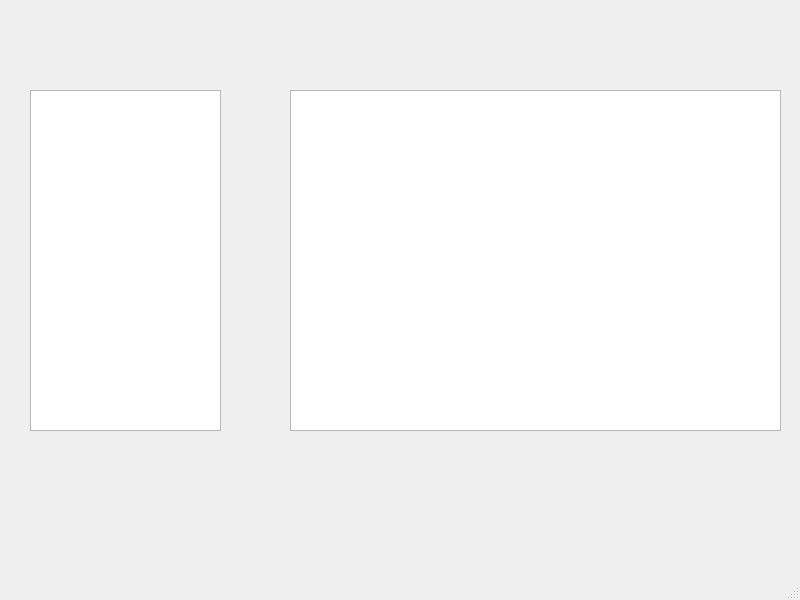
The window that UI.ui (p458732/3DCV_final_project_GUI) describes before a commit, drawn with Qt 5.
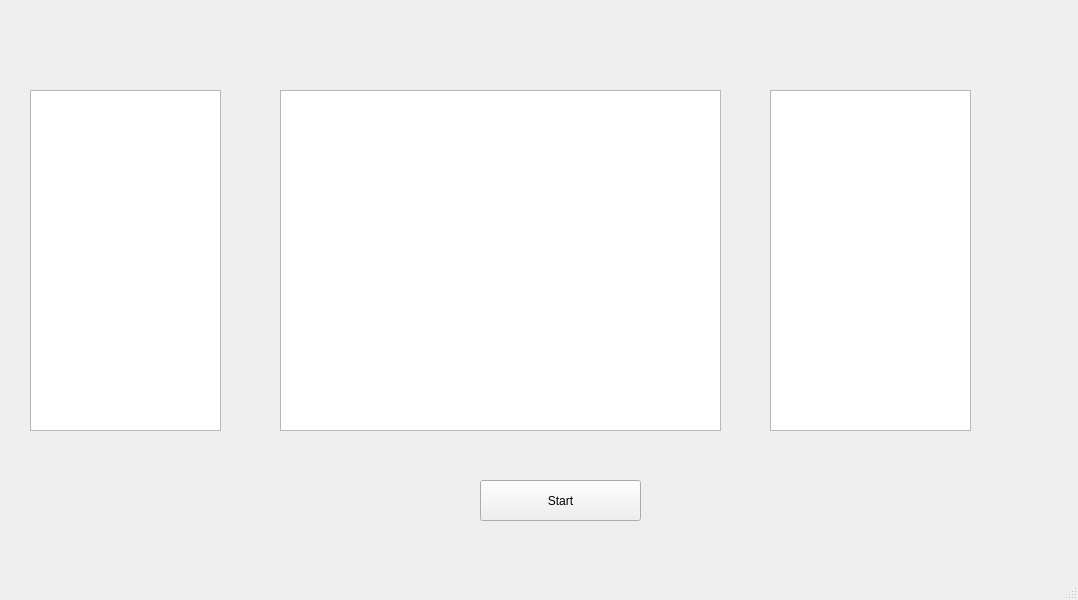
The same window after the commit.

Commit message: feat: imageSelecter done

The edit to the form file:
```diff
--- a/UI.ui
+++ b/UI.ui
@@ -6,7 +6,7 @@
    <rect>
     <x>0</x>
     <y>0</y>
-    <width>800</width>
+    <width>1078</width>
     <height>600</height>
    </rect>
   </property>
@@ -24,16 +24,65 @@
      </rect>
     </property>
    </widget>
-   <widget class="QListWidget" name="imageDisplay">
+   <widget class="QTableWidget" name="tableWidget">
+    <property name="geometry">
+     <rect>
+      <x>280</x>
+      <y>90</y>
+      <width>441</width>
+      <height>341</height>
+     </rect>
+    </property>
+   </widget>
+   <widget class="QLabel" name="label">
     <property name="geometry">
      <rect>
       <x>290</x>
+      <y>440</y>
+      <width>421</width>
+      <height>21</height>
+     </rect>
+    </property>
+    <property name="text">
+     <string/>
+    </property>
+   </widget>
+   <widget class="QTableWidget" name="tableWidget_2">
+    <property name="geometry">
+     <rect>
+      <x>770</x>
       <y>90</y>
-      <width>491</width>
+      <width>201</width>
       <height>341</height>
      </rect>
     </property>
    </widget>
+   <widget class="QLabel" name="label_2">
+    <property name="geometry">
+     <rect>
+      <x>790</x>
+      <y>440</y>
+      <width>171</width>
+      <height>21</height>
+     </rect>
+    </property>
+    <property name="text">
+     <string/>
+    </property>
+   </widget>
+   <widget class="QPushButton" name="pushButton">
+    <property name="geometry">
+     <rect>
+      <x>480</x>
+      <y>480</y>
+      <width>161</width>
+      <height>41</height>
+     </rect>
+    </property>
+    <property name="text">
+     <string>Start</string>
+    </property>
+   </widget>
   </widget>
   <widget class="QMenuBar" name="menubar">
    <property name="geometry">
```
Left out of the diff: 2 changed lines with no effect on the pictures. The commit also changes 18558 other files.
